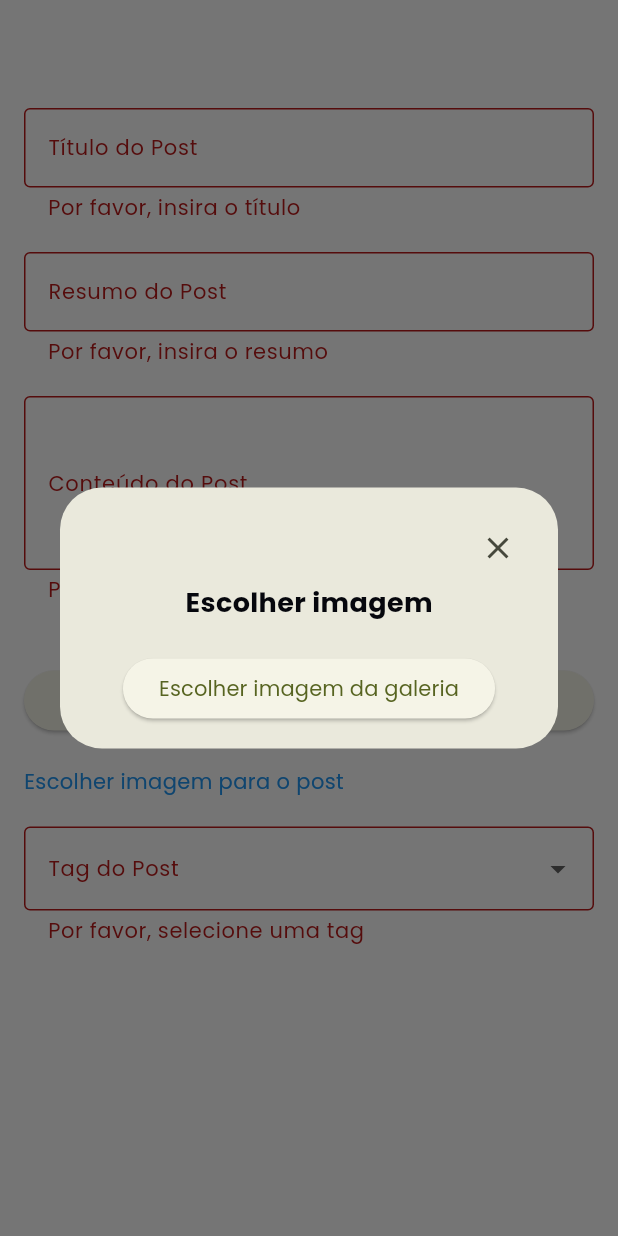
After one commit to CtreeAI/Ctree, a Flutter app: the CreatePostPage screen opened directly, after a tap on "Publicar", after a tap on "Escolher imagem para o post", on a phone screen of 412 x 824 dp. The commit adds this screen. Run offline on Flutter 3.47's test engine with Material 3 defaults, Android fonts, the phone set to English and light mode, and no system bars; our stand-ins replace cached_network_image, cloud_firestore, firebase_auth, firebase_core, firebase_storage, google_fonts and 1 more; accounts and stored records are empty.

Commit message:
ci(CreatePost)

```diff
--- /dev/null
+++ b/lib/core/components/image_picker.dart
@@ -0,0 +1,101 @@
+// lib/core/components/image_picker_modal.dart
+import 'dart:io';
+import 'package:ctree/core/models/image_file.dart';
+import 'package:flutter/foundation.dart' show kIsWeb;
+import 'package:flutter/material.dart';
+import 'package:image_picker/image_picker.dart';
+
+class ImagePickerModal extends StatefulWidget {
+  final Function(ImageFile?) onImageSelected;
+
+  const ImagePickerModal({Key? key, required this.onImageSelected})
+      : super(key: key);
+
+  @override
+  _ImagePickerModalState createState() => _ImagePickerModalState();
+}
+
+class _ImagePickerModalState extends State<ImagePickerModal> {
+  final ImagePicker _picker = ImagePicker();
+  ImageFile? _image;
+
+  Future<void> _pickImage() async {
+    try {
+      final XFile? pickedFile =
+          await _picker.pickImage(source: ImageSource.gallery);
+
+      if (pickedFile != null) {
+        if (kIsWeb) {
+          // Web implementation
+          final bytes = await pickedFile.readAsBytes();
+          setState(() {
+            _image = ImageFile(
+              file: bytes,
+              url: pickedFile.path,
+              isWeb: true,
+            );
+          });
+        } else {
+          // Mobile implementation
+          setState(() {
+            _image = ImageFile(
+              file: File(pickedFile.path),
+              isWeb: false,
+            );
+          });
+        }
+        widget.onImageSelected(_image);
+        Navigator.pop(context);
+      }
+    } catch (e) {
+      debugPrint('Error picking image: $e');
+      if (context.mounted) {
+        ScaffoldMessenger.of(context).showSnackBar(
+          const SnackBar(content: Text('Erro ao selecionar imagem')),
+        );
+      }
+    }
+  }
+
+  @override
+  Widget build(BuildContext context) {
+    return Dialog(
+      child: Padding(
+        padding: const EdgeInsets.all(16.0),
+        child: Column(
+          mainAxisSize: MainAxisSize.min,
+          children: [
+            Align(
+              alignment: Alignment.topRight,
+              child: IconButton(
+                icon: const Icon(Icons.close),
+                onPressed: () => Navigator.pop(context),
+              ),
+            ),
+            const Text(
+              'Escolher imagem',
+              style: TextStyle(fontSize: 18, fontWeight: FontWeight.bold),
+            ),
+            const SizedBox(height: 20),
+            _image == null
+                ? ElevatedButton(
+                    onPressed: _pickImage,
+                    child: const Text('Escolher imagem da galeria'),
+                  )
+                : _buildSelectedImage(),
+          ],
+        ),
+      ),
+    );
+  }
+
+  Widget _buildSelectedImage() {
+    if (_image == null) return const SizedBox.shrink();
+
+    if (_image!.isWeb) {
+      return Image.memory(_image!.file);
+    } else {
+      return Image.file(_image!.file as File);
+    }
+  }
+}
--- /dev/null
+++ b/lib/core/models/image_file.dart
@@ -0,0 +1,11 @@
+class ImageFile {
+  final dynamic file;
+  final String? url;
+  final bool isWeb;
+
+  ImageFile({
+    required this.file,
+    this.url,
+    required this.isWeb,
+  });
+}
--- a/lib/core/provider/post_provider.dart
+++ b/lib/core/provider/post_provider.dart
@@ -1,15 +1,53 @@
-import 'package:ctree/core/service/post_service.dart';
+import 'package:ctree/core/models/image_file.dart';
 import 'package:flutter/material.dart';
 import 'package:ctree/core/models/post_model.dart';
+import 'package:ctree/core/service/post_service.dart';
 
 class PostProvider with ChangeNotifier {
   final PostService _postService = PostService();
   List<PostModel> _posts = [];
+  bool _isLoading = false;
+  String? _error;
 
   List<PostModel> get posts => _posts;
+  bool get isLoading => _isLoading;
+  String? get error => _error;
 
   Future<void> fetchPosts() async {
-    _posts = await _postService.fetchPosts();
-    notifyListeners();
+    try {
+      _isLoading = true;
+      _error = null;
+      notifyListeners();
+
+      _posts = await _postService.fetchPosts();
+    } catch (e) {
+      _error = 'Erro ao carregar posts: $e';
+    } finally {
+      _isLoading = false;
+      notifyListeners();
+    }
+  }
+
+  Future<bool> createPost(PostModel post, ImageFile? imageFile) async {
+    try {
+      _isLoading = true;
+      _error = null;
+      notifyListeners();
+
+      final success = await _postService.createPost(post, imageFile);
+
+      if (success) {
+        // Atualiza a lista de posts após criar um novo
+        await fetchPosts();
+      }
+
+      return success;
+    } catch (e) {
+      _error = 'Erro ao criar post: $e';
+      return false;
+    } finally {
+      _isLoading = false;
+      notifyListeners();
+    }
   }
 }
--- a/lib/core/service/post_service.dart
+++ b/lib/core/service/post_service.dart
@@ -1,8 +1,13 @@
+// lib/core/service/post_service.dart
 import 'package:cloud_firestore/cloud_firestore.dart';
+import 'package:ctree/core/models/image_file.dart';
+import 'package:firebase_storage/firebase_storage.dart';
 import 'package:ctree/core/models/post_model.dart';
+import 'dart:typed_data';
 
 class PostService {
   final FirebaseFirestore _firestore = FirebaseFirestore.instance;
+  final FirebaseStorage _storage = FirebaseStorage.instance;
 
   Future<List<PostModel>> fetchPosts() async {
     try {
@@ -11,7 +16,66 @@ class PostService {
         return PostModel.fromMap(doc.data() as Map<String, dynamic>, doc.id);
       }).toList();
     } catch (e) {
+      print('Erro ao buscar posts: $e');
       return [];
     }
   }
+
+  Future<String?> _uploadImage(String postId, ImageFile imageFile) async {
+    try {
+      // Referência para o local onde a imagem será armazenada
+      final storageRef = _storage.ref().child('posts/$postId/cover_image');
+
+      // Upload da imagem
+      if (imageFile.isWeb) {
+        // Para web, usamos putData com Uint8List
+        await storageRef.putData(imageFile.file as Uint8List);
+      } else {
+        // Para mobile, usamos putFile
+        await storageRef.putFile(imageFile.file);
+      }
+
+      // Obtém a URL da imagem
+      final imageUrl = await storageRef.getDownloadURL();
+      return imageUrl;
+    } catch (e) {
+      print('Erro ao fazer upload da imagem: $e');
+      return null;
+    }
+  }
+
+  Future<bool> createPost(PostModel post, ImageFile? imageFile) async {
+    try {
+      // Criar uma referência com ID automático
+      final docRef = _firestore.collection('posts').doc();
+      final postId = docRef.id;
+
+      String? imageUrl;
+      if (imageFile != null) {
+        // Fazer upload da imagem e obter a URL
+        imageUrl = await _uploadImage(postId, imageFile);
+      }
+
+      // Criar o post com o ID gerado e a URL da imagem
+      final postData = {
+        'id': postId,
+        'title': post.title,
+        'authorId': post.authorId,
+        'author': post.author,
+        'resume': post.resume,
+        'texto': post.texto,
+        'coverImage': imageUrl ?? '',
+        'images': post.images,
+        'tag': post.tag,
+        'createdAt': FieldValue.serverTimestamp(),
+      };
+
+      // Salvar o post no Firestore
+      await docRef.set(postData);
+      return true;
+    } catch (e) {
+      print('Erro ao criar post: $e');
+      return false;
+    }
+  }
 }
--- a/lib/pages/ctPost/create_post_page.dart
+++ b/lib/pages/ctPost/create_post_page.dart
@@ -0,0 +1,243 @@
+import 'dart:io';
+import 'package:ctree/core/components/image_picker.dart';
+import 'package:ctree/core/models/image_file.dart';
+import 'package:ctree/core/provider/post_provider.dart';
+import 'package:flutter/material.dart';
+import 'package:provider/provider.dart';
+import '../../core/models/post_model.dart';
+import '../auth/data/auth_repository.dart';
+
+class CreatePostPage extends StatefulWidget {
+  const CreatePostPage({super.key});
+
+  @override
+  _CreatePostPageState createState() => _CreatePostPageState();
+}
+
+class _CreatePostPageState extends State<CreatePostPage> {
+  final _formKey = GlobalKey<FormState>();
+  final TextEditingController _titleController = TextEditingController();
+  final TextEditingController _resumeController = TextEditingController();
+  final TextEditingController _contentController = TextEditingController();
+  String? _selectedTag;
+  ImageFile? _postImage;
+  String? _authorId;
+  String? _authorName;
+
+  void _handleImageSelection(ImageFile? image) {
+    setState(() {
+      _postImage = image;
+    });
+  }
+
+  Future<void> _getCurrentUser() async {
+    final currentUser = AuthRepository.currentUserModel;
+    if (currentUser != null) {
+      setState(() {
+        _authorId = currentUser.uuid;
+        _authorName = currentUser.displayName;
+      });
+    }
+  }
+
+  Widget _buildSelectedImage() {
+    if (_postImage == null) return const SizedBox.shrink();
+
+    if (_postImage!.isWeb) {
+      return Image.memory(_postImage!.file);
+    } else {
+      return Image.file(_postImage!.file as File);
+    }
+  }
+
+  Future<void> _submitPost() async {
+    if (_formKey.currentState?.validate() ?? false) {
+      if (_authorId == null || _authorName == null) {
+        ScaffoldMessenger.of(context).showSnackBar(
+          const SnackBar(
+              content: Text('Erro: Não foi possível obter os dados do autor')),
+        );
+        return;
+      }
+
+      // Criar o post model
+      final post = PostModel(
+        id: '', // ID será gerado pelo Firestore
+        title: _titleController.text,
+        authorId: _authorId!,
+        author: _authorName!,
+        resume: _resumeController.text,
+        texto: _contentController.text,
+        coverImage: '', // URL será definida após o upload
+        images: [],
+        tag: _selectedTag ?? '',
+      );
+
+      // Obter o provider
+      final postProvider = Provider.of<PostProvider>(context, listen: false);
+
+      // Mostrar indicador de loading
+      showDialog(
+        context: context,
+        barrierDismissible: false,
+        builder: (context) => const Center(child: CircularProgressIndicator()),
+      );
+
+      try {
+        // Criar o post
+        final success = await postProvider.createPost(post, _postImage);
+
+        // Fechar o indicador de loading
+        if (context.mounted) {
+          Navigator.pop(context);
+        }
+
+        if (success) {
+          if (context.mounted) {
+            // Mostrar mensagem de sucesso
+            ScaffoldMessenger.of(context).showSnackBar(
+              const SnackBar(content: Text('Post criado com sucesso!')),
+            );
+
+            // Limpar o formulário
+            _titleController.clear();
+            _resumeController.clear();
+            _contentController.clear();
+            setState(() {
+              _postImage = null;
+              _selectedTag = null;
+            });
+          }
+        } else {
+          if (context.mounted) {
+            ScaffoldMessenger.of(context).showSnackBar(
+              const SnackBar(content: Text('Erro ao criar post')),
+            );
+          }
+        }
+      } catch (e) {
+        if (context.mounted) {
+          Navigator.pop(context); // Fechar loading
+          ScaffoldMessenger.of(context).showSnackBar(
+            SnackBar(content: Text('Erro ao criar post: $e')),
+          );
+        }
+      }
+    }
+  }
+
+  @override
+  void initState() {
+    super.initState();
+    _getCurrentUser();
+  }
+
+  @override
+  Widget build(BuildContext context) {
+    return Scaffold(
+      appBar: AppBar(title: const Text('Criar Post')),
+      body: SingleChildScrollView(
+        padding: const EdgeInsets.all(16.0),
+        child: Column(
+          children: [
+            Form(
+              key: _formKey,
+              child: Column(
+                crossAxisAlignment: CrossAxisAlignment.stretch,
+                children: [
+                  TextFormField(
+                    controller: _titleController,
+                    decoration: const InputDecoration(
+                      labelText: 'Título do Post',
+                      border: OutlineInputBorder(),
+                    ),
+                    validator: (value) {
+                      if (value == null || value.isEmpty) {
+                        return 'Por favor, insira o título';
+                      }
+                      return null;
+                    },
+                  ),
+                  const SizedBox(height: 20),
+                  TextFormField(
+                    controller: _resumeController,
+                    decoration: const InputDecoration(
+                      labelText: 'Resumo do Post',
+                      border: OutlineInputBorder(),
+                    ),
+                    validator: (value) {
+                      if (value == null || value.isEmpty) {
+                        return 'Por favor, insira o resumo';
+                      }
+                      return null;
+                    },
+                  ),
+                  const SizedBox(height: 20),
+                  TextFormField(
+                    controller: _contentController,
+                    decoration: const InputDecoration(
+                      labelText: 'Conteúdo do Post',
+                      border: OutlineInputBorder(),
+                    ),
+                    maxLines: 4,
+                    validator: (value) {
+                      if (value == null || value.isEmpty) {
+                        return 'Por favor, insira o conteúdo';
+                      }
+                      return null;
+                    },
+                  ),
+                  const SizedBox(height: 20),
+                  _buildSelectedImage(),
+                  const SizedBox(height: 20),
+                  ElevatedButton(
+                    onPressed: _submitPost,
+                    child: const Text('Publicar'),
+                  ),
+                  const SizedBox(height: 20),
+                  GestureDetector(
+                    onTap: () => showDialog(
+                      context: context,
+                      builder: (context) => ImagePickerModal(
+                        onImageSelected: _handleImageSelection,
+                      ),
+                    ),
+                    child: const Text(
+                      'Escolher imagem para o post',
+                      style: TextStyle(color: Colors.blue),
+                    ),
+                  ),
+                  const SizedBox(height: 20),
+                  DropdownButtonFormField<String>(
+                    value: _selectedTag,
+                    items: ['Denúncias', 'Notícias', 'Inovações']
+                        .map((tag) => DropdownMenuItem(
+                              value: tag,
+                              child: Text(tag),
+                            ))
+                        .toList(),
+                    onChanged: (value) {
+                      setState(() {
+                        _selectedTag = value;
+                      });
+                    },
+                    decoration: const InputDecoration(
+                      labelText: 'Tag do Post',
+                      border: OutlineInputBorder(),
+                    ),
+                    validator: (value) {
+                      if (value == null || value.isEmpty) {
+                        return 'Por favor, selecione uma tag';
+                      }
+                      return null;
+                    },
+                  ),
+                ],
+              ),
+            ),
+          ],
+        ),
+      ),
+    );
+  }
+}
--- a/lib/pages/dashboard/dashboard_page.dart
+++ b/lib/pages/dashboard/dashboard_page.dart
@@ -1,4 +1,5 @@
 import 'package:ctree/pages/auth/data/auth_repository.dart';
+import 'package:ctree/pages/ctPost/create_post_page.dart';
 import 'package:ctree/pages/dashboard/components/nav_item.dart';
 import 'package:ctree/pages/feed/feed_page.dart';
 import 'package:flutter/material.dart';
@@ -25,9 +26,7 @@ class _DashboardPageState extends State<DashboardPage> {
   }
 
   // A lista de telas para navegação
-  final List<Widget> _pages = [
-    FeedPage(),
-  ];
+  final List<Widget> _pages = [FeedPage(), Placeholder(), CreatePostPage()];
 
   @override
   void initState() {
```
